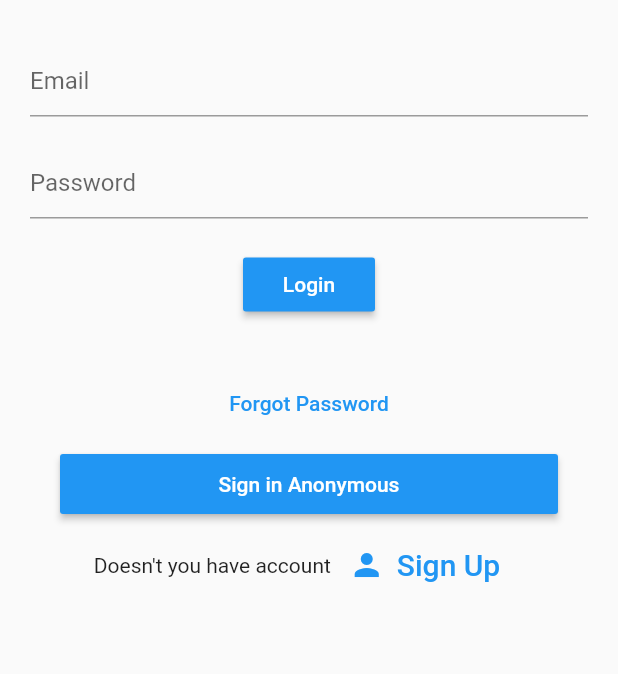
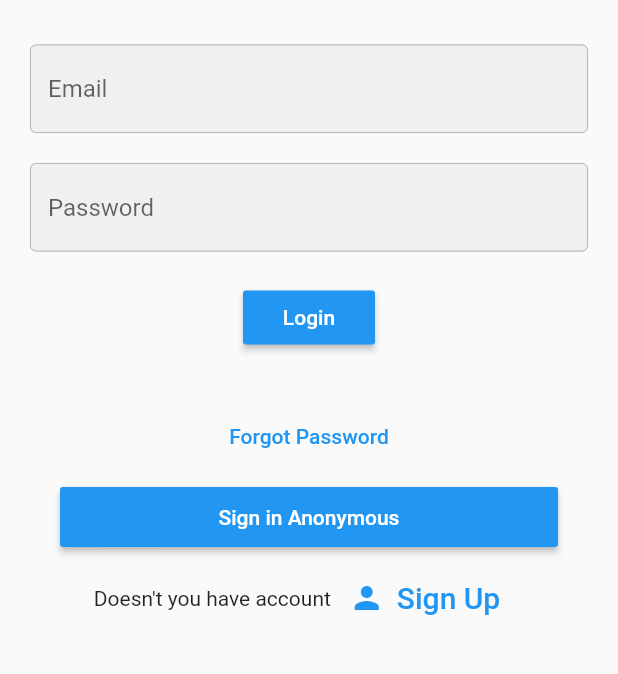
Before and after one commit to HashemAlhariry/iChef, a Flutter app: the screen it shows after launch, on a phone screen of 412 x 824 dp, the part 170-844 px from its top. Run offline on Flutter 3.47's test engine with Material 2 defaults, Android fonts, the phone set to English and light mode, and no system bars; our stand-ins replace cloud_firestore, firebase_auth, flutter_signin_button, flutter_spinkit; accounts and stored records are empty.

```diff
--- a/lib/models/user.dart
+++ b/lib/models/user.dart
@@ -1,6 +1,4 @@
 class User {
-
   final String uid;
   User({this.uid});
-
 }
--- a/lib/screens/Authenticate/login.dart
+++ b/lib/screens/Authenticate/login.dart
@@ -2,6 +2,8 @@ import 'package:firebase_auth/firebase_auth.dart';
 import 'package:flutter/material.dart';
 import 'package:flutter_signin_button/flutter_signin_button.dart';
 import 'package:ichef/services/auth.dart';
+import 'package:ichef/shared/constants.dart';
+import 'package:ichef/shared/loading.dart';
 
 class Login extends StatefulWidget {
 
@@ -15,36 +17,16 @@ class _State extends State<Login> {
 
   final AuthService _authService = AuthService();
   final _formkey = GlobalKey<FormState>();
+  bool loading=false;
 
   String error ='';
   String email = '';
   String password = '';
 
- /*
-  void firebaseLogin() async {
-    try {
-      AuthResult auth = await FirebaseAuth.instance.signInWithEmailAndPassword(
-          email: emailController.text, password: passwordController.text);
-
-      if (auth.user != null)
-        Navigator.push(
-          context,
-          MaterialPageRoute(
-            builder: (cont) {
-              return ForgetPassword();
-            },
-          ),
-        );
-    } catch (error) {
-      print("Erorr in login function");
-    }
-  }
-
-  */
 
   @override
   Widget build(BuildContext context) {
-    return Scaffold(
+    return loading ? Loading() : Scaffold(
         appBar: AppBar(
           title: Text('Login'),
           backgroundColor: Colors.red[400],
@@ -70,9 +52,7 @@ class _State extends State<Login> {
                        children: <Widget>[
                          SizedBox(height: 20.0),
                          TextFormField(
-                           decoration: InputDecoration(
-                               hintText: "Email"
-                           ),
+                           decoration: textInputDecoration.copyWith(hintText: "Email"),
                            validator: (val) => val.isEmpty ? 'Enter an email' : null,
                            onChanged: (val) {
                              setState(() => email = val);
@@ -82,9 +62,7 @@ class _State extends State<Login> {
                          TextFormField(
                            validator: (val) => val.length < 6 ? 'Enter a password more than 6 characters' : null,
                            obscureText: true,
-                           decoration: InputDecoration(
-                               hintText: "Password"
-                           ),
+                           decoration:textInputDecoration.copyWith(hintText: "Password"),
                            onChanged: (val) {
                              setState(() => password = val );
                            },
@@ -96,11 +74,13 @@ class _State extends State<Login> {
                            child: Text('Login'),
                            onPressed: () async {
                              if (_formkey.currentState.validate()) {
+                               setState(() => loading=true);
                                email=email.trim();
                                dynamic result = await _authService.logInWithEmailAndPassword(email, password);
                                print(email+ " " + password);
                                if(result==null){
                                 setState(() {
+                                  loading=false;
                                   error='Couldn\'t Sign in with email or password';
                                  });
                                 }
--- a/lib/screens/home/home.dart
+++ b/lib/screens/home/home.dart
@@ -1,13 +1,14 @@
 import 'package:flutter/material.dart';
 import 'package:ichef/services/auth.dart';
-
+import 'package:ichef/models/user.dart';
 class Home extends StatelessWidget {
 
   final AuthService _auth= AuthService();
 
-
   @override
   Widget build(BuildContext context) {
+
+
     return Scaffold(
       appBar: AppBar(
         title: Text("Welcome Home"),
--- /dev/null
+++ b/lib/services/database.dart
@@ -0,0 +1,25 @@
+import 'package:cloud_firestore/cloud_firestore.dart';
+
+class DatabaseService {
+  final String uid;
+  DatabaseService({this.uid});
+
+  // collection reference
+  final CollectionReference usersCollection = Firestore.instance.collection('users');
+
+  Future updateUserData ( String mobileNumber, String email, String address, String age) async
+  {
+    return await usersCollection.document(uid).setData(
+      {
+            'phone_number':mobileNumber,
+            'email':email,
+            'address':address,
+            'age':age,
+      });
+  }
+
+
+
+
+
+}
--- /dev/null
+++ b/lib/shared/constants.dart
@@ -0,0 +1,10 @@
+import 'package:flutter/material.dart';
+
+const textInputDecoration = InputDecoration(
+    filled: true,
+    enabledBorder: OutlineInputBorder(
+        borderSide: BorderSide(color: Colors.grey,width: 0.5)
+    ),
+    focusedBorder: OutlineInputBorder(
+        borderSide: BorderSide(color: Colors.pinkAccent,width: 0.5)
+    ));
--- a/pubspec.yaml
+++ b/pubspec.yaml
@@ -23,6 +23,7 @@ dependencies:
   firebase_auth: ^0.16.0
   cloud_firestore: ^0.13.5
   provider: ^4.0.5+1
+  flutter_spinkit: ^4.1.2+1
 
 
   # The following adds the Cupertino Icons font to your application.
```
Also changed, not shown: lib/screens/Authenticate/signup.dart (+39 -20 lines), lib/services/auth.dart (+42 -42 lines), lib/shared/loading.dart (added, +17 -0 lines), pubspec.lock.
